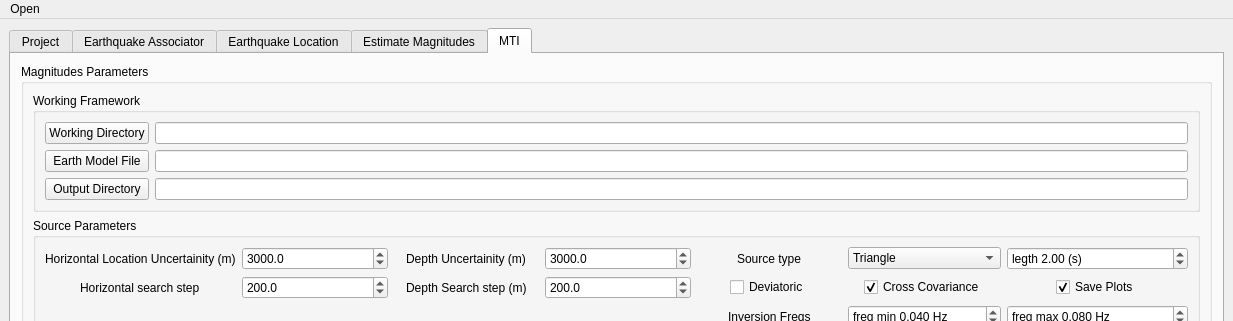
This is surfquake/resources/designer_uis/loc_flow.ui in rcabdia/SurfQuake as Qt 5 draws it before an edit; both pictures show x 0 to 1233 and y 0 to 321 of the 1233 by 707 pixel window. The edited form follows.
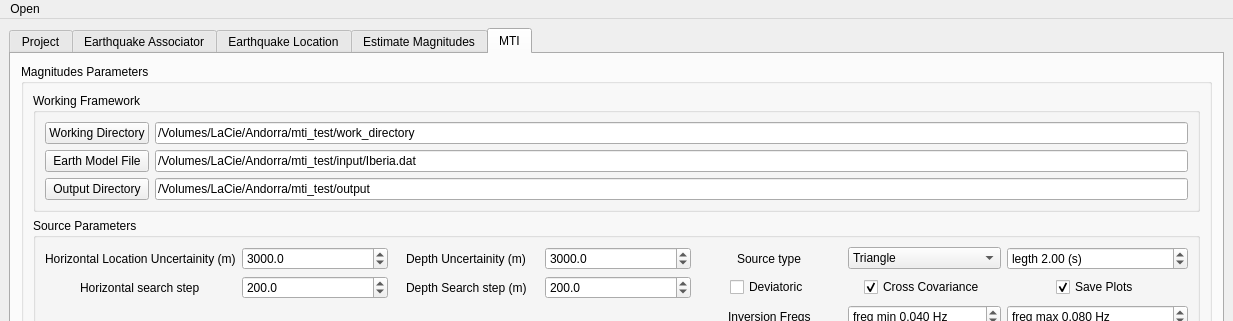
This is the edited form. The open tabs and pages were chosen to show the change. Icons and pictures are not drawn.

Commit message: Debugging MTI, still in test stage. It is needed to move the Green Folder files to the working directory depending on OS

```diff
--- a/surfquake/resources/designer_uis/loc_flow.ui
+++ b/surfquake/resources/designer_uis/loc_flow.ui
@@ -1534,10 +1534,18 @@
                </widget>
               </item>
               <item row="0" column="2">
-               <widget class="QLineEdit" name="mti_working_path"/>
+               <widget class="QLineEdit" name="mti_working_path">
+                <property name="text">
+                 <string>/Volumes/LaCie/Andorra/mti_test/work_directory</string>
+                </property>
+               </widget>
               </item>
               <item row="2" column="2">
-               <widget class="QLineEdit" name="MTI_output_path"/>
+               <widget class="QLineEdit" name="MTI_output_path">
+                <property name="text">
+                 <string>/Volumes/LaCie/Andorra/mti_test/output</string>
+                </property>
+               </widget>
               </item>
               <item row="1" column="0">
                <widget class="QPushButton" name="earthModelMTIBtn">
@@ -1547,7 +1555,11 @@
                </widget>
               </item>
               <item row="1" column="2">
-               <widget class="QLineEdit" name="earth_model_path"/>
+               <widget class="QLineEdit" name="earth_model_path">
+                <property name="text">
+                 <string>/Volumes/LaCie/Andorra/mti_test/input/Iberia.dat</string>
+                </property>
+               </widget>
               </item>
              </layout>
             </widget>
```
The commit also changes 1 other file.
